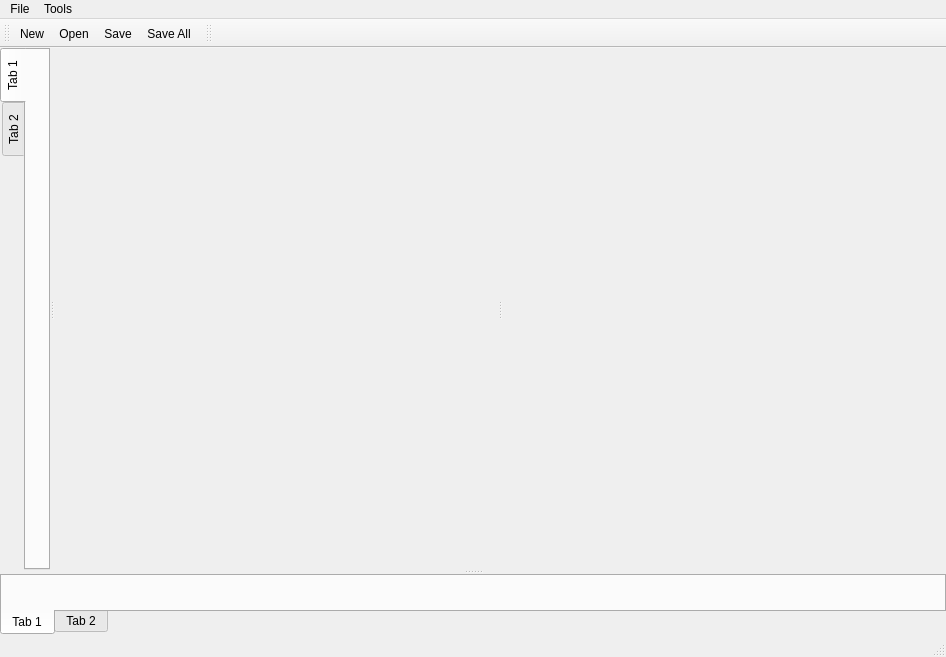
Above: RedPandaIDE/mainwindow.ui from royqh1979/RedPanda-CPP before the change. Below: the same form after it.
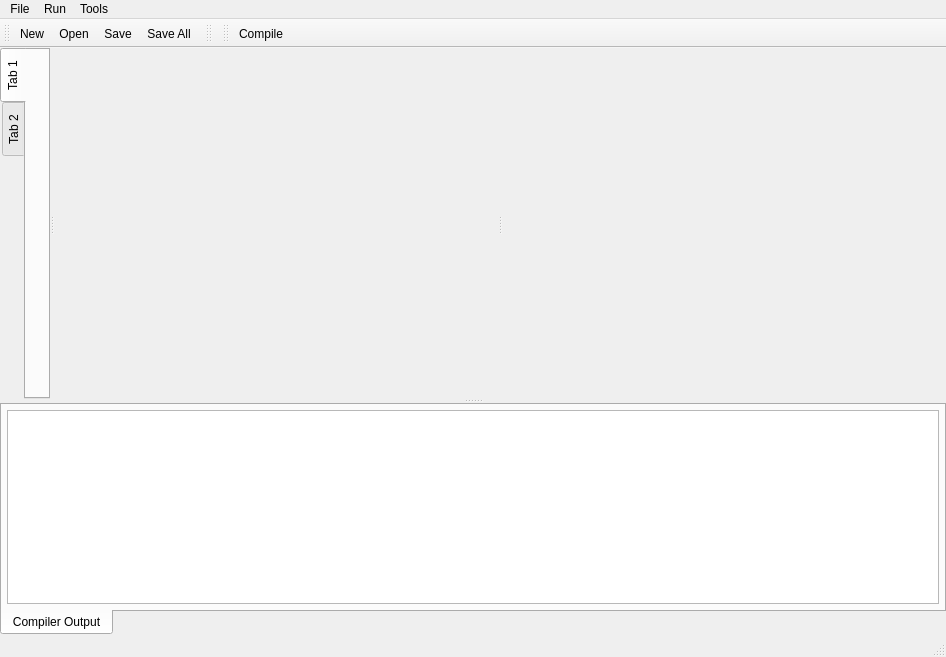
That is the form after the change. The open tabs and pages were chosen to show the change. Icons and pictures are not drawn.

Commit message: * can compile now

```diff
--- a/RedPandaIDE/mainwindow.ui
+++ b/RedPandaIDE/mainwindow.ui
@@ -41,7 +41,7 @@
        <property name="sizePolicy">
         <sizepolicy hsizetype="Preferred" vsizetype="Preferred">
          <horstretch>0</horstretch>
-         <verstretch>2</verstretch>
+         <verstretch>1</verstretch>
         </sizepolicy>
        </property>
        <layout class="QVBoxLayout" name="verticalLayout">
@@ -151,7 +151,7 @@
        <property name="sizePolicy">
         <sizepolicy hsizetype="Expanding" vsizetype="Fixed">
          <horstretch>0</horstretch>
-         <verstretch>1</verstretch>
+         <verstretch>0</verstretch>
         </sizepolicy>
        </property>
        <property name="tabPosition">
@@ -162,13 +162,38 @@
        </property>
        <widget class="QWidget" name="tab">
         <attribute name="title">
-         <string>Tab 1</string>
+         <string>Compiler Output</string>
         </attribute>
-       </widget>
-       <widget class="QWidget" name="tab_2">
-        <attribute name="title">
-         <string>Tab 2</string>
-        </attribute>
+        <layout class="QHBoxLayout" name="horizontalLayout_2">
+         <property name="leftMargin">
+          <number>5</number>
+         </property>
+         <property name="topMargin">
+          <number>5</number>
+         </property>
+         <property name="rightMargin">
+          <number>5</number>
+         </property>
+         <property name="bottomMargin">
+          <number>5</number>
+         </property>
+         <item>
+          <widget class="QPlainTextEdit" name="txtCompilerOutput">
+           <property name="undoRedoEnabled">
+            <bool>false</bool>
+           </property>
+           <property name="lineWrapMode">
+            <enum>QPlainTextEdit::NoWrap</enum>
+           </property>
+           <property name="readOnly">
+            <bool>true</bool>
+           </property>
+           <property name="backgroundVisible">
+            <bool>false</bool>
+           </property>
+          </widget>
+         </item>
+        </layout>
        </widget>
       </widget>
      </widget>
@@ -201,7 +226,14 @@
     </property>
     <addaction name="actionOptions"/>
    </widget>
+   <widget class="QMenu" name="menuRun">
+    <property name="title">
+     <string>Run</string>
+    </property>
+    <addaction name="actionCompile"/>
+   </widget>
    <addaction name="menuFile"/>
+   <addaction name="menuRun"/>
    <addaction name="menuTools"/>
   </widget>
   <widget class="QStatusBar" name="statusbar"/>
@@ -231,6 +263,18 @@
     <bool>false</bool>
    </attribute>
   </widget>
+  <widget class="QToolBar" name="toolBarCompile">
+   <property name="windowTitle">
+    <string>toolBar</string>
+   </property>
+   <attribute name="toolBarArea">
+    <enum>TopToolBarArea</enum>
+   </attribute>
+   <attribute name="toolBarBreak">
+    <bool>false</bool>
+   </attribute>
+   <addaction name="actionCompile"/>
+  </widget>
   <action name="actionNew">
    <property name="icon">
     <iconset>
@@ -301,6 +345,22 @@
     <string>Options</string>
    </property>
   </action>
+  <action name="actionCompile">
+   <property name="icon">
+    <iconset>
+     <normalon>:/icons/images/newlook24/013-compile.png</normalon>
+    </iconset>
+   </property>
+   <property name="text">
+    <string>Compile</string>
+   </property>
+   <property name="toolTip">
+    <string>Compile</string>
+   </property>
+   <property name="shortcut">
+    <string>F9</string>
+   </property>
+  </action>
  </widget>
  <resources/>
  <connections/>
```
Left out of the diff: 4 changed lines with no effect on the pictures. The commit also changes 19 other files.
